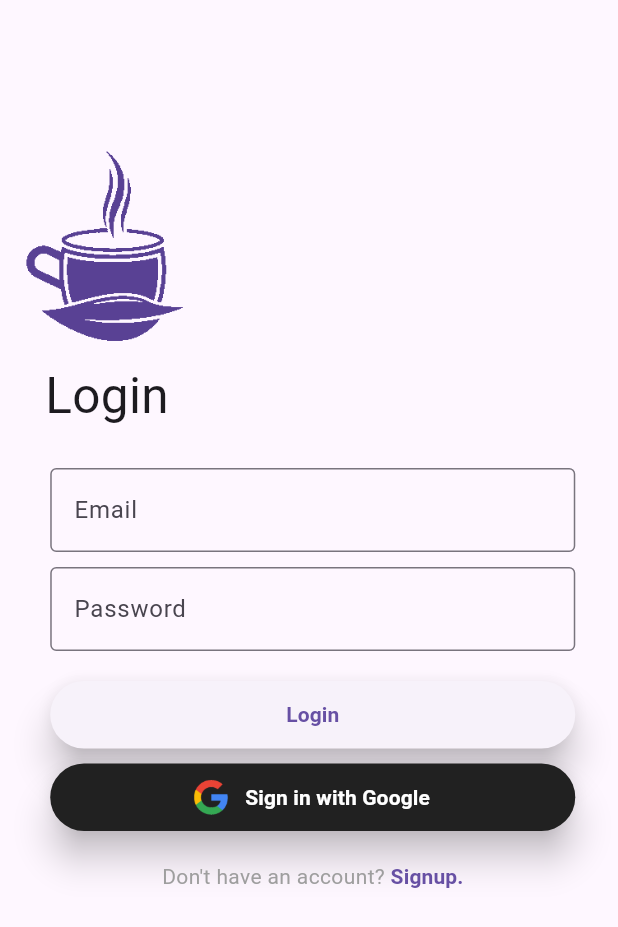
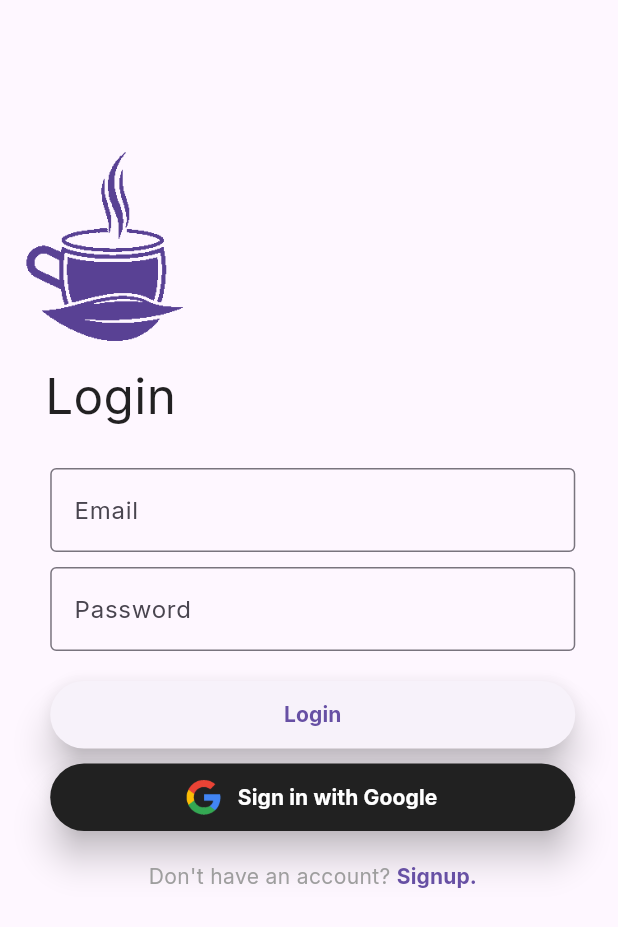
Before and after one commit to Dev-Siri/Tea-Share, a Flutter app: the screen it shows after launch, on a phone screen of 412 x 824 dp. Shown: the top 927 px of the screen. Run offline on Flutter 3.47's test engine with Material 2 defaults, Android fonts, the phone set to English and light mode, and no system bars; our stand-ins replace cached_network_image, firebase_auth, firebase_core, firebase_storage, flutter_expandable_fab, google_fonts and 2 more; missing offline and left inert: bottom_bar_page_transition, date_time_format; accounts and stored records are empty; statements that could not run were skipped.

Commit message:
Change Flutter app font with google_fonts

```diff
--- a/apps/mobile/lib/main.dart
+++ b/apps/mobile/lib/main.dart
@@ -1,5 +1,6 @@
+import 'package:google_fonts/google_fonts.dart';
+import 'package:provider/provider.dart';
 import 'package:flutter/material.dart';
-import 'package:provider/provider.dart';
 
 import 'package:firebase_core/firebase_core.dart';
 import 'package:firebase_auth/firebase_auth.dart';
@@ -42,6 +43,11 @@ class StateWrapper extends StatefulWidget {
 class _StateWrapperState extends State<StateWrapper> {
   String _initialRoute = '/';
 
+  final ThemeData _themeData = ThemeData(
+    useMaterial3: true,
+    textTheme: GoogleFonts.interTextTheme(),
+  );
+
   @override
   void initState() {
     WidgetsFlutterBinding.ensureInitialized();
@@ -59,8 +65,8 @@ class _StateWrapperState extends State<StateWrapper> {
     return MaterialApp(
       initialRoute: _initialRoute,
       routes: routes,
-      theme: ThemeData.light(useMaterial3: true),
-      darkTheme: ThemeData.dark(useMaterial3: true),
+      theme: _themeData.copyWith(brightness: Brightness.light),
+      darkTheme: _themeData.copyWith(brightness: Brightness.dark),
       themeMode: context.watch<DarkThemeService>().darkTheme ? ThemeMode.dark : ThemeMode.light,
     );
   }
```
